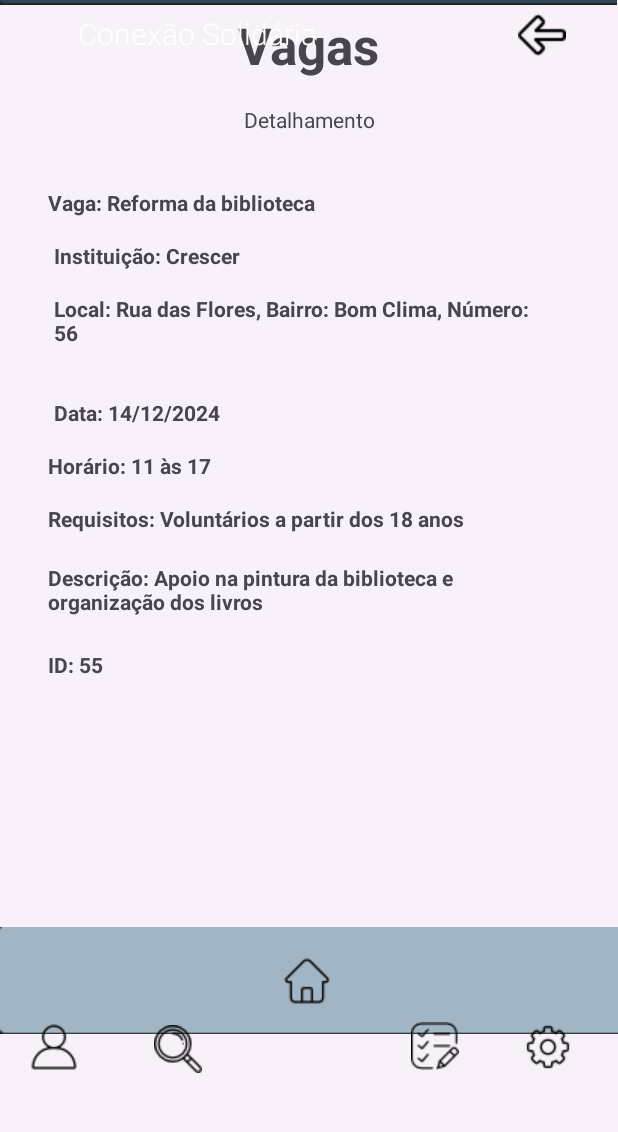
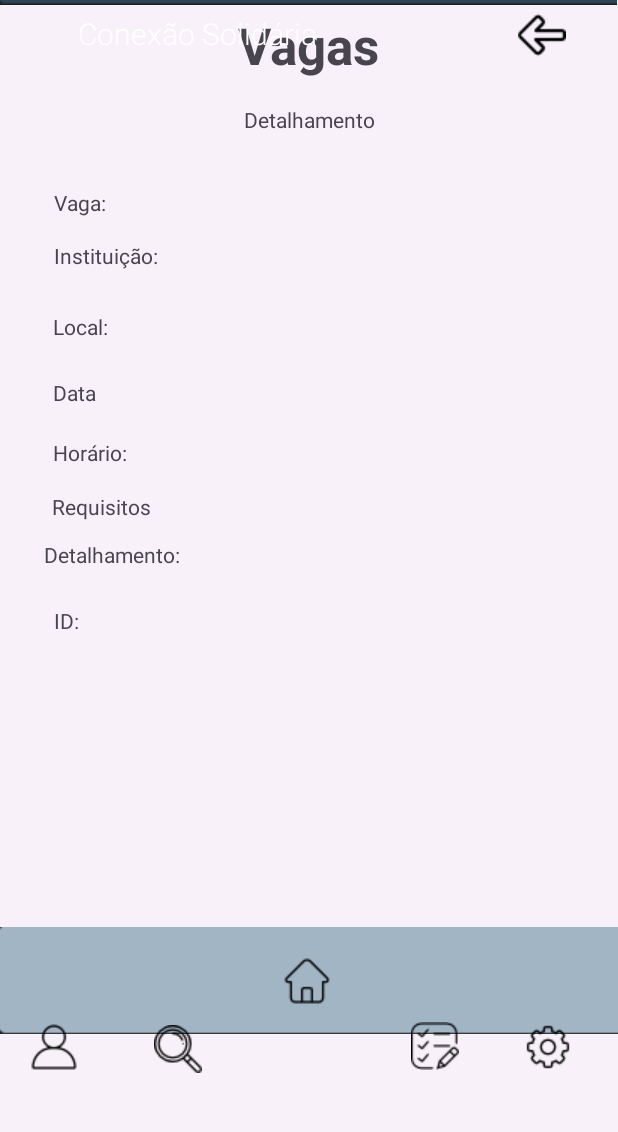
Before and after one commit to Josue-PN-Junior/projeto-app, an Android app: the atividadesrealizadasdetalhes screen opened directly, with no data from a screen before it, on a phone screen of 412 x 824 dp, the part 77-1209 px from its top. Run offline under Robolectric (Android 15) with nearby library versions, the phone set to English and light mode, and no system bars.

Commit message:
mudancas bd, DETALHAMENTO PRONTO

```diff
--- a/app/src/main/java/com/example/app_developer/atividadesrealizadasdetalhes.java
+++ b/app/src/main/java/com/example/app_developer/atividadesrealizadasdetalhes.java
@@ -4,6 +4,7 @@ import android.content.Intent;
 import android.os.Bundle;
 import android.view.View;
 import android.widget.ImageView;
+import android.widget.TextView;
 
 import androidx.activity.EdgeToEdge;
 import androidx.appcompat.app.AppCompatActivity;
@@ -12,6 +13,9 @@ import androidx.core.view.ViewCompat;
 import androidx.core.view.WindowInsetsCompat;
 
 public class atividadesrealizadasdetalhes extends AppCompatActivity {
+
+    // Declaração dos TextViews
+    private TextView textVaga, textOng, textLocal, textData, textHorario, textRequisitos, textDescricao, textId;
 
     @Override
     protected void onCreate(Bundle savedInstanceState) {
@@ -23,6 +27,37 @@ public class atividadesrealizadasdetalhes extends AppCompatActivity {
             v.setPadding(systemBars.left, systemBars.top, systemBars.right, systemBars.bottom);
             return insets;
         });
+
+        // Inicializando os TextViews
+        textVaga = findViewById(R.id.textView17);
+        textOng = findViewById(R.id.textView18);
+        textLocal = findViewById(R.id.textView19);
+        textData = findViewById(R.id.textView20);
+        textHorario = findViewById(R.id.textView21);
+        textRequisitos = findViewById(R.id.textView22);
+        textDescricao = findViewById(R.id.textView23);
+        textId = findViewById(R.id.textView24);
+
+        // Receber os dados da Intent
+        String vagaName = getIntent().getStringExtra("vaga_name");
+        String ongName = getIntent().getStringExtra("ong");
+        String localName = getIntent().getStringExtra("local");
+        String data = getIntent().getStringExtra("data");
+        String horario = getIntent().getStringExtra("horario");
+        String requisitos = getIntent().getStringExtra("requisitos");
+        String descricao = getIntent().getStringExtra("descricao");
+        String id = getIntent().getStringExtra("idvaga");
+
+        // Definir os dados nos TextViews
+        textVaga.setText(vagaName);
+        textOng.setText(ongName);
+        textLocal.setText(localName);
+        textData.setText(data);
+        textHorario.setText(horario);
+        textRequisitos.setText(requisitos);
+        textDescricao.setText(descricao);
+        textId.setText(id);
+
         // Encontrar o ImageView para a Home (imageView5)
         ImageView imageViewHome = findViewById(R.id.imageView5);
 
@@ -49,7 +84,7 @@ public class atividadesrealizadasdetalhes extends AppCompatActivity {
             }
         });
 
-        // Encontrar o ImageView para VagasVoluntarios (imageView9)
+        // Encontrar o ImageView para Configurações (imageView10)
         ImageView imageViewEngrenagem = findViewById(R.id.imageView10);
 
         // Configurar o clique para VagasVoluntarios
@@ -62,40 +97,41 @@ public class atividadesrealizadasdetalhes extends AppCompatActivity {
             }
         });
 
+        // Encontrar o ImageView para VagasPesquisa (imageView11)
         ImageView imageViewLupa = findViewById(R.id.imageView11);
 
-        // Configurar o clique para VagasVoluntarios
+        // Configurar o clique para VagasPesquisa
         imageViewLupa.setOnClickListener(new View.OnClickListener() {
             @Override
             public void onClick(View v) {
-                // Criar a Intent para abrir a VagasVoluntariosActivity
+                // Criar a Intent para abrir a VagasPesquisaActivity
                 Intent intent = new Intent(atividadesrealizadasdetalhes.this, VagasPesquisa.class);
                 startActivity(intent);  // Inicia a nova Activity
             }
         });
 
+        // Encontrar o ImageView para PerfilOng (imageView12)
         ImageView imageViewCone = findViewById(R.id.imageView12);
 
         imageViewCone.setOnClickListener(new View.OnClickListener() {
             @Override
             public void onClick(View v) {
-                // Criar a Intent para abrir a VagasVoluntariosActivity
+                // Criar a Intent para abrir a PerfilOngActivity
                 Intent intent = new Intent(atividadesrealizadasdetalhes.this, PerfilOng.class);
                 startActivity(intent);  // Inicia a nova Activity
             }
         });
 
-        // Encontrar o ImageView para VagasVoluntarios (imageView9)
+        // Encontrar o ImageView para voltar para a Home (imageView7)
         ImageView imageViewSeta = findViewById(R.id.imageView7);
 
         imageViewSeta.setOnClickListener(new View.OnClickListener() {
             @Override
             public void onClick(View v) {
-                // Criar a Intent para abrir a VagasVoluntariosActivity
+                // Criar a Intent para abrir a Home (Home.java)
                 Intent intent = new Intent(atividadesrealizadasdetalhes.this, Home.class);
                 startActivity(intent);  // Inicia a nova Activity
             }
         });
-
     }
 }
--- a/app/src/main/java/com/example/app_developer/formularioong.java
+++ b/app/src/main/java/com/example/app_developer/formularioong.java
@@ -1,3 +1,4 @@
+
 package com.example.app_developer;
 
 import android.content.Intent;
--- a/app/src/main/res/layout/activity_atividadesdetalhamento.xml
+++ b/app/src/main/res/layout/activity_atividadesdetalhamento.xml
@@ -153,6 +153,7 @@
         android:layout_width="wrap_content"
         android:layout_height="wrap_content"
         android:layout_marginTop="17dp"
+
         android:text="Detalhamento"
         app:layout_constraintEnd_toEndOf="parent"
         app:layout_constraintStart_toStartOf="parent"
@@ -162,21 +163,21 @@
         android:id="@+id/textView17"
         android:layout_width="wrap_content"
         android:layout_height="wrap_content"
-        android:layout_marginStart="32dp"
+        android:layout_marginStart="12dp"
         android:layout_marginTop="36dp"
-        android:text="Vaga: Reforma da biblioteca"
+        android:text="Reforma da biblioteca"
         android:textSize="14sp"
         android:textStyle="bold"
-        app:layout_constraintStart_toStartOf="parent"
+        app:layout_constraintStart_toEndOf="@+id/textViewVaga"
         app:layout_constraintTop_toBottomOf="@+id/textView38" />
 
     <TextView
         android:id="@+id/textView18"
         android:layout_width="wrap_content"
         android:layout_height="wrap_content"
-        android:layout_marginStart="36dp"
+        android:layout_marginStart="120dp"
         android:layout_marginTop="16dp"
-        android:text="Instituição: Crescer"
+        android:text="Crescer"
         android:textSize="14sp"
         android:textStyle="bold"
         app:layout_constraintStart_toStartOf="parent"
@@ -184,11 +185,11 @@
 
     <TextView
         android:id="@+id/textView19"
-        android:layout_width="318dp"
-        android:layout_height="53dp"
-        android:layout_marginStart="36dp"
-        android:layout_marginTop="16dp"
-        android:text="Local: Rua das Flores, Bairro: Bom Clima, Número: 56"
+        android:layout_width="315dp"
+        android:layout_height="23dp"
+        android:layout_marginStart="92dp"
+        android:layout_marginTop="28dp"
+        android:text="Rua das Flores, Bairro: Bom Clima, Número: 56"
         android:textSize="14sp"
         android:textStyle="bold"
         app:layout_constraintStart_toStartOf="parent"
@@ -198,9 +199,9 @@
         android:id="@+id/textView20"
         android:layout_width="wrap_content"
         android:layout_height="wrap_content"
-        android:layout_marginStart="36dp"
-        android:layout_marginTop="16dp"
-        android:text="Data: 14/12/2024"
+        android:layout_marginStart="92dp"
+        android:layout_marginTop="20dp"
+        android:text="14/12/2024"
         android:textSize="14sp"
         android:textStyle="bold"
         app:layout_constraintStart_toStartOf="parent"
@@ -210,9 +211,9 @@
         android:id="@+id/textView21"
         android:layout_width="wrap_content"
         android:layout_height="wrap_content"
-        android:layout_marginStart="32dp"
-        android:layout_marginTop="16dp"
-        android:text="Horário: 11 às 17"
+        android:layout_marginStart="100dp"
+        android:layout_marginTop="20dp"
+        android:text="11 às 17"
         android:textSize="14sp"
         android:textStyle="bold"
         app:layout_constraintStart_toStartOf="parent"
@@ -222,9 +223,9 @@
         android:id="@+id/textView22"
         android:layout_width="wrap_content"
         android:layout_height="wrap_content"
-        android:layout_marginStart="32dp"
+        android:layout_marginStart="132dp"
         android:layout_marginTop="16dp"
-        android:text="Requisitos: Voluntários a partir dos 18 anos"
+        android:text="Voluntários a partir dos 18 anos"
         android:textSize="14sp"
         android:textStyle="bold"
         app:layout_constraintStart_toStartOf="parent"
@@ -234,9 +235,9 @@
         android:id="@+id/textView23"
         android:layout_width="329dp"
         android:layout_height="42dp"
-        android:layout_marginStart="32dp"
-        android:layout_marginTop="20dp"
-        android:text="Descrição: Apoio na pintura da biblioteca e organização dos livros"
+        android:layout_marginStart="136dp"
+        android:layout_marginTop="16dp"
+        android:text="Apoio na pintura da biblioteca e organização dos livros"
         android:textSize="14sp"
         android:textStyle="bold"
         app:layout_constraintStart_toStartOf="parent"
@@ -246,12 +247,99 @@
         android:id="@+id/textView24"
         android:layout_width="wrap_content"
         android:layout_height="wrap_content"
-        android:layout_marginStart="32dp"
-        android:layout_marginTop="16dp"
-        android:text="ID: 55"
+        android:layout_marginStart="76dp"
+        android:layout_marginTop="24dp"
+        android:text="55"
         android:textSize="14sp"
         android:textStyle="bold"
         app:layout_constraintStart_toStartOf="parent"
-        app:layout_constraintTop_toBottomOf="@+id/textView23" />
+        app:layout_constraintTop_toBottomOf="@+id/textViewDetalhamento" />
+
+    <TextView
+        android:id="@+id/textViewVaga"
+        android:layout_width="wrap_content"
+        android:layout_height="wrap_content"
+        android:layout_marginStart="36dp"
+        android:layout_marginBottom="16dp"
+        android:text="Vaga:"
+        app:layout_constraintBottom_toTopOf="@+id/textView18"
+        app:layout_constraintStart_toStartOf="parent" />
+
+    <TextView
+        android:id="@+id/textViewOng"
+        android:layout_width="wrap_content"
+        android:layout_height="wrap_content"
+        android:layout_marginStart="36dp"
+        android:layout_marginTop="16dp"
+        android:text="Instituição:"
+        app:layout_constraintEnd_toStartOf="@+id/textView18"
+        app:layout_constraintHorizontal_bias="0.0"
+        app:layout_constraintStart_toStartOf="parent"
+        app:layout_constraintTop_toBottomOf="@+id/textView17" />
+
+    <TextView
+        android:id="@+id/textViewLocal"
+        android:layout_width="wrap_content"
+        android:layout_height="wrap_content"
+        android:layout_marginTop="28dp"
+        android:text="Local:"
+        app:layout_constraintEnd_toStartOf="@+id/textView18"
+        app:layout_constraintHorizontal_bias="0.421"
+        app:layout_constraintStart_toStartOf="parent"
+        app:layout_constraintTop_toBottomOf="@+id/textViewOng" />
+
+    <TextView
+        android:id="@+id/textViewData"
+        android:layout_width="wrap_content"
+        android:layout_height="wrap_content"
+        android:layout_marginTop="72dp"
+        android:text="Data"
+        app:layout_constraintEnd_toStartOf="@+id/textView18"
+        app:layout_constraintHorizontal_bias="0.384"
+        app:layout_constraintStart_toStartOf="parent"
+        app:layout_constraintTop_toBottomOf="@+id/textViewOng" />
+
+    <TextView
+        android:id="@+id/textViewHorario"
+        android:layout_width="wrap_content"
+        android:layout_height="wrap_content"
+        android:layout_marginTop="112dp"
+        android:text="Horário:"
+        app:layout_constraintEnd_toStartOf="@+id/textView18"
+        app:layout_constraintStart_toStartOf="parent"
+        app:layout_constraintTop_toBottomOf="@+id/textViewOng" />
+
+    <TextView
+        android:id="@+id/textViewRequisitos"
+        android:layout_width="wrap_content"
+        android:layout_height="wrap_content"
+        android:layout_marginTop="148dp"
+        android:text="Requisitos"
+        app:layout_constraintEnd_toStartOf="@+id/textView18"
+        app:layout_constraintHorizontal_bias="0.648"
+        app:layout_constraintStart_toStartOf="parent"
+        app:layout_constraintTop_toBottomOf="@+id/textViewOng" />
+
+    <TextView
+        android:id="@+id/textViewDetalhamento"
+        android:layout_width="wrap_content"
+        android:layout_height="wrap_content"
+        android:layout_marginTop="180dp"
+        android:text="Detalhamento:"
+        app:layout_constraintEnd_toStartOf="@+id/textView18"
+        app:layout_constraintHorizontal_bias="1.0"
+        app:layout_constraintStart_toStartOf="parent"
+        app:layout_constraintTop_toBottomOf="@+id/textViewOng" />
+
+    <TextView
+        android:id="@+id/textViewId"
+        android:layout_width="wrap_content"
+        android:layout_height="wrap_content"
+        android:layout_marginTop="224dp"
+        android:text="ID:"
+        app:layout_constraintEnd_toStartOf="@+id/textView18"
+        app:layout_constraintHorizontal_bias="0.346"
+        app:layout_constraintStart_toStartOf="parent"
+        app:layout_constraintTop_toBottomOf="@+id/textViewOng" />
 
 </androidx.constraintlayout.widget.ConstraintLayout>
--- a/app/src/main/res/layout/activity_vaga.xml
+++ b/app/src/main/res/layout/activity_vaga.xml
@@ -19,7 +19,7 @@
         android:layout_width="wrap_content"
         android:layout_height="wrap_content"
         android:layout_marginStart="16dp"
-        android:layout_marginTop="64dp"
+        android:layout_marginTop="50dp"
         android:paddingBottom="8dp"
         android:text="Título da Vaga"
         android:textSize="18sp"
```
Also changed, not shown: app/src/main/AndroidManifest.xml (+10 -4 lines), app/src/main/java/com/example/app_developer/VagaAdpter.java (added, +70 -0 lines), app/src/main/java/com/example/app_developer/activity_vagasong.java (+16 -91 lines), app/src/main/res/layout/activity_vagasong.xml (+38 -29 lines).
